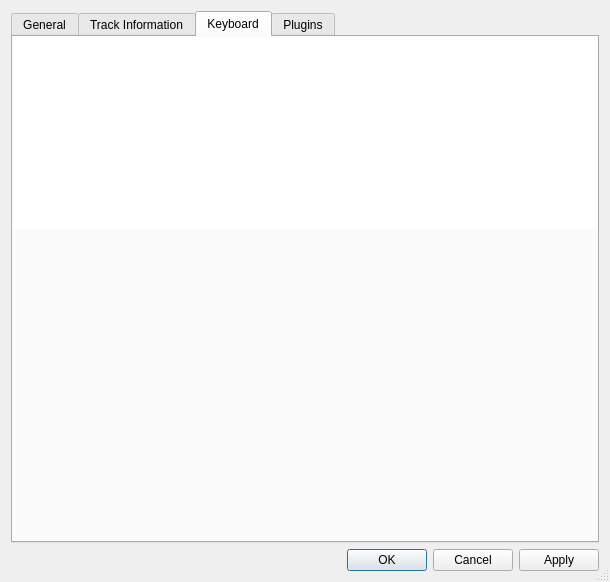
The window that src/preferencesDialog.ui (nulloy/nulloy) describes before a commit, drawn with Qt 5.
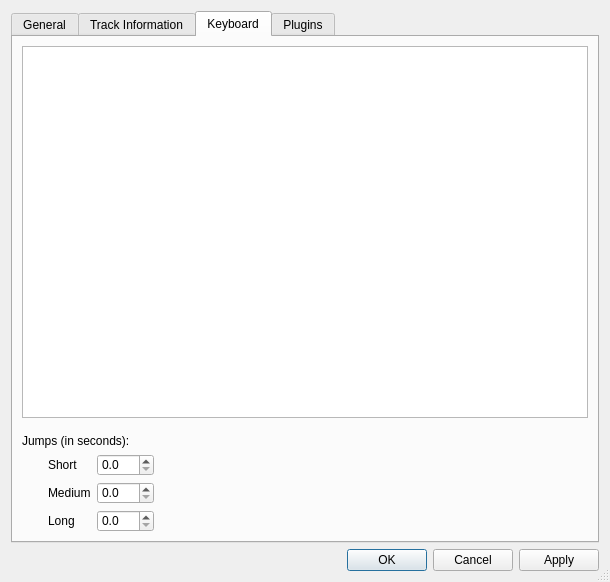
The same window after the commit. The open tabs and pages were chosen to show the change. Custom widgets are drawn as their Qt base class.

Commit message: jump shortcuts

```diff
--- a/src/preferencesDialog.ui
+++ b/src/preferencesDialog.ui
@@ -568,38 +568,116 @@
        <string>Keyboard</string>
       </attribute>
       <layout class="QVBoxLayout" name="verticalLayout">
-       <property name="spacing">
-        <number>0</number>
-       </property>
-       <property name="margin">
-        <number>0</number>
-       </property>
        <item>
-        <widget class="NShortcutEditorWidget" name="shortcutEditorWidget">
-         <property name="sizePolicy">
-          <sizepolicy hsizetype="Expanding" vsizetype="Preferred">
-           <horstretch>0</horstretch>
-           <verstretch>0</verstretch>
-          </sizepolicy>
-         </property>
-         <property name="frameShape">
-          <enum>QFrame::NoFrame</enum>
-         </property>
-        </widget>
+        <widget class="NShortcutEditorWidget" name="shortcutEditorWidget"/>
        </item>
        <item>
         <spacer name="verticalSpacer_2">
          <property name="orientation">
           <enum>Qt::Vertical</enum>
          </property>
+         <property name="sizeType">
+          <enum>QSizePolicy::Fixed</enum>
+         </property>
          <property name="sizeHint" stdset="0">
           <size>
            <width>20</width>
-           <height>40</height>
+           <height>10</height>
           </size>
          </property>
         </spacer>
        </item>
+       <item>
+        <layout class="QGridLayout" name="gridLayout_2">
+         <item row="1" column="1">
+          <widget class="QLabel" name="shortJumpLabel">
+           <property name="text">
+            <string>Short</string>
+           </property>
+          </widget>
+         </item>
+         <item row="1" column="2">
+          <widget class="QDoubleSpinBox" name="shortJumpDoubleSpinBox">
+           <property name="decimals">
+            <number>1</number>
+           </property>
+           <property name="singleStep">
+            <double>0.100000000000000</double>
+           </property>
+          </widget>
+         </item>
+         <item row="2" column="0">
+          <spacer name="horizontalSpacer_8">
+           <property name="orientation">
+            <enum>Qt::Horizontal</enum>
+           </property>
+           <property name="sizeType">
+            <enum>QSizePolicy::Fixed</enum>
+           </property>
+           <property name="sizeHint" stdset="0">
+            <size>
+             <width>20</width>
+             <height>10</height>
+            </size>
+           </property>
+          </spacer>
+         </item>
+         <item row="2" column="1">
+          <widget class="QLabel" name="mediumJumpLabel">
+           <property name="text">
+            <string>Medium</string>
+           </property>
+          </widget>
+         </item>
+         <item row="2" column="2">
+          <widget class="QDoubleSpinBox" name="mediumJumpDoubleSpinBox">
+           <property name="decimals">
+            <number>1</number>
+           </property>
+           <property name="singleStep">
+            <double>0.100000000000000</double>
+           </property>
+          </widget>
+         </item>
+         <item row="2" column="3">
+          <spacer name="horizontalSpacer_7">
+           <property name="orientation">
+            <enum>Qt::Horizontal</enum>
+           </property>
+           <property name="sizeHint" stdset="0">
+            <size>
+             <width>248</width>
+             <height>20</height>
+            </size>
+           </property>
+          </spacer>
+         </item>
+         <item row="3" column="1">
+          <widget class="QLabel" name="LongJumpLabel">
+           <property name="text">
+            <string>Long</string>
+           </property>
+          </widget>
+         </item>
+         <item row="3" column="2">
+          <widget class="QDoubleSpinBox" name="longJumpDoubleSpinBox">
+           <property name="decimals">
+            <number>1</number>
+           </property>
+           <property name="singleStep">
+            <double>0.100000000000000</double>
+           </property>
+          </widget>
+         </item>
+         <item row="0" column="0" colspan="3">
+          <widget class="QLabel" name="jumpsLabel">
+           <property name="text">
+            <string>Jumps (in seconds):</string>
+           </property>
+          </widget>
+         </item>
+        </layout>
+       </item>
       </layout>
      </widget>
      <widget class="QWidget" name="pluginsTab">
```
Left out of the diff: 18 changed lines with no effect on the pictures. The commit also changes 8 other files.
